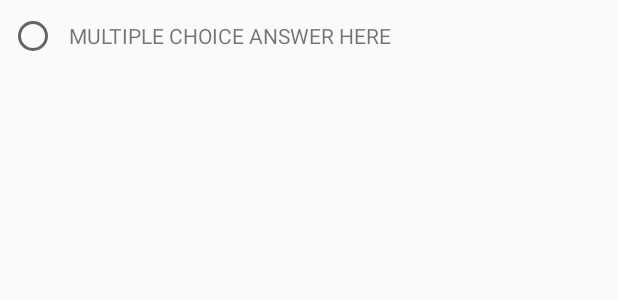
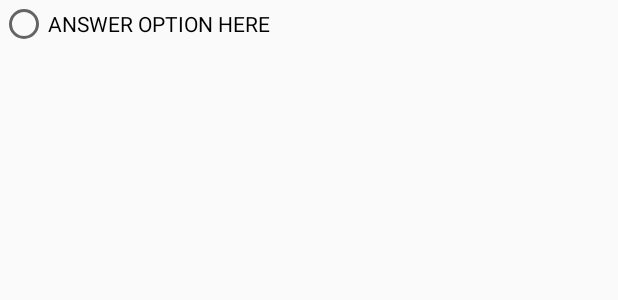
Before and after one commit to Darrennchan8/quizard, an Android app: the layout multiple_choice_answer.xml on its own in the app's theme, with its tools: preview values and no code run, on a phone screen of 412 x 824 dp. Shown: the top 300 px of the screen. Run offline under Robolectric (Android 15) with nearby library versions, the phone set to English and light mode, and no system bars.

Commit message:
Partial implementation of radio button exclusivity

```diff
--- a/app/src/main/java/cmsc355/groupF/quizard/QuestionViewFragment.java
+++ b/app/src/main/java/cmsc355/groupF/quizard/QuestionViewFragment.java
@@ -85,7 +85,7 @@ public class QuestionViewFragment extends Fragment {
                     LayoutInflater inflater = LayoutInflater.from(getContext());
                     View answerChoice = inflater.inflate(R.layout.multiple_choice_answer, mAnswerList, false);
                     mAnswerList.addView(answerChoice, mAnswerList.getChildCount());
-                    TextView answerText = answerChoice.findViewById(R.id.answer_option);
+                    TextView answerText = answerChoice.findViewById(R.id.selection_button);
                     answerText.setText(answers.get(i).getText());
                 }
                 break;
--- a/app/src/main/res/layout/fragment_question_view.xml
+++ b/app/src/main/res/layout/fragment_question_view.xml
@@ -85,12 +85,12 @@
         app:layout_constraintBottom_toBottomOf="parent"
         app:layout_constraintLeft_toLeftOf="parent"
         app:layout_constraintRight_toRightOf="parent">
-        <LinearLayout
+        <RadioGroup
             android:id="@+id/answer_choice_list"
             android:layout_width="match_parent"
             android:layout_height="wrap_content"
             android:orientation="vertical">
-        </LinearLayout>
+        </RadioGroup>
     </ScrollView>
     <android.support.constraint.ConstraintLayout
         android:layout_width="match_parent"
--- a/app/src/main/res/layout/multiple_choice_answer.xml
+++ b/app/src/main/res/layout/multiple_choice_answer.xml
@@ -1,5 +1,5 @@
 <?xml version="1.0" encoding="utf-8"?>
-<android.support.constraint.ConstraintLayout xmlns:android="http://schemas.android.com/apk/res/android"
+<!--<android.support.constraint.ConstraintLayout xmlns:android="http://schemas.android.com/apk/res/android"
 android:layout_width="match_parent"
 android:layout_height="match_parent"
 xmlns:app="http://schemas.android.com/apk/res-auto"
@@ -8,14 +8,16 @@ android:orientation="horizontal"
 android:padding="6dp"
 android:id="@+id/multiple_choice_item"
 android:clickable="true"
-android:focusable="true">
-<RadioButton
-    android:layout_width="wrap_content"
+android:focusable="true">-->
+<RadioButton android:layout_width="wrap_content"
     android:layout_height="wrap_content"
     android:id="@+id/selection_button"
-    app:layout_constraintTop_toTopOf="@+id/answer_option"
-    app:layout_constraintBottom_toBottomOf="@+id/answer_option"/>
-<TextView
+    xmlns:android="http://schemas.android.com/apk/res/android"
+    xmlns:tools="http://schemas.android.com/tools"
+    tools:text="ANSWER OPTION HERE"/>
+    <!--app:layout_constraintTop_toTopOf="@+id/answer_option"
+    app:layout_constraintBottom_toBottomOf="@+id/answer_option"-->
+<!--<TextView
     android:id="@+id/answer_option"
     android:layout_width="0dp"
     android:layout_height="wrap_content"
@@ -24,6 +26,6 @@ android:focusable="true">
     android:inputType="text|textAutoCorrect|textCapWords"
     app:layout_constraintLeft_toRightOf="@+id/selection_button"
     android:background="@android:color/transparent"
-    android:padding="8dp"/>
+    android:padding="8dp"/>-->
 
-</android.support.constraint.ConstraintLayout>
+<!--</android.support.constraint.ConstraintLayout>-->
```
